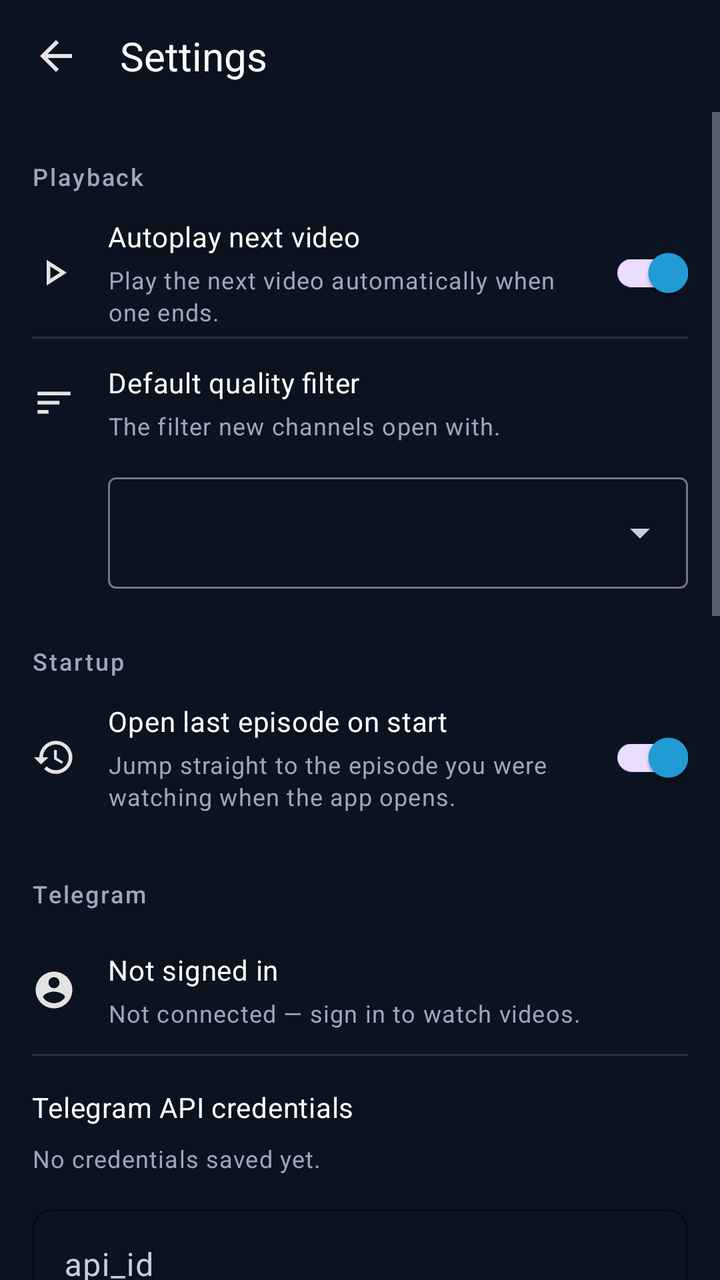
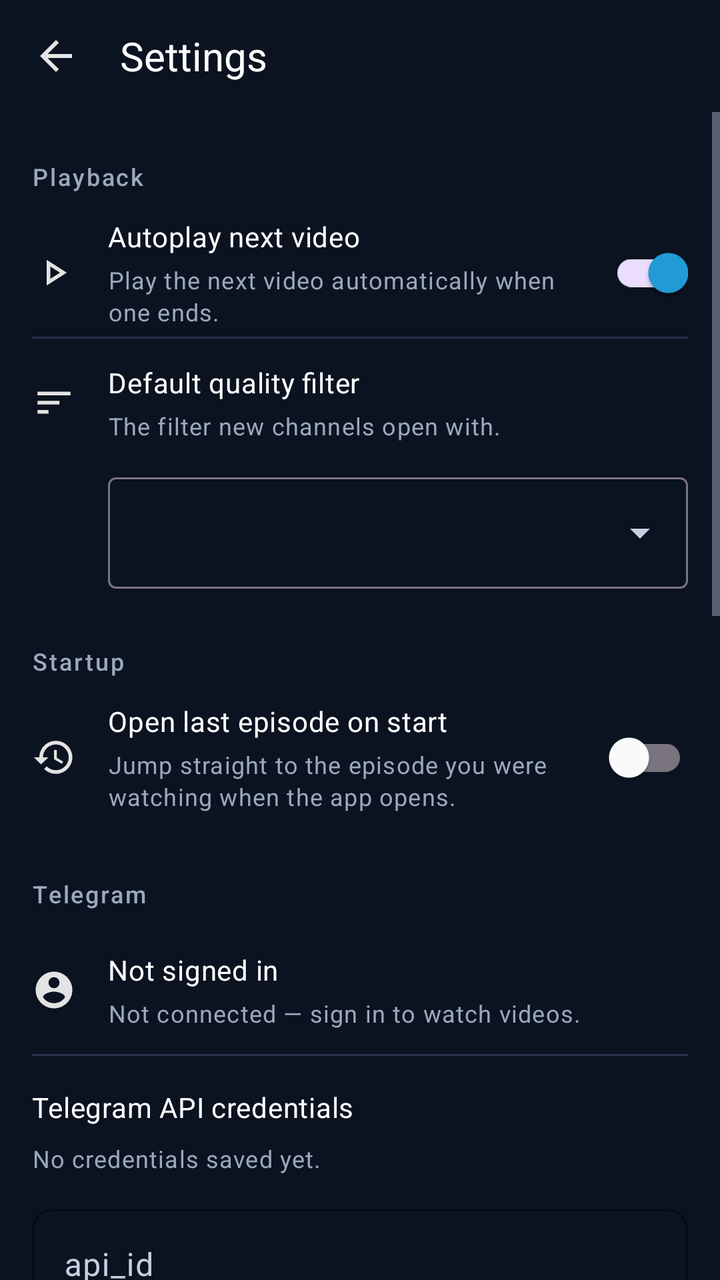

The first picture is an Android layout as it rendered before a commit; the second is the same layout after the commit. The layout source and the unified diff follow.
<!-- AndroidManifest.xml: application theme Theme.NobiStream -->
<!-- res/layout/activity_settings.xml -->
<?xml version="1.0" encoding="utf-8"?>
<LinearLayout xmlns:android="http://schemas.android.com/apk/res/android"
    xmlns:app="http://schemas.android.com/apk/res-auto"
    android:layout_width="match_parent"
    android:layout_height="match_parent"
    android:fitsSystemWindows="true"
    android:orientation="vertical">

    <com.google.android.material.appbar.MaterialToolbar
        android:id="@+id/toolbar"
        android:layout_width="match_parent"
        android:layout_height="@dimen/toolbar_height"
        android:background="@color/background"
        app:navigationIcon="@drawable/ic_back"
        app:title="@string/settings_title"
        app:titleTextAppearance="@style/Text.NobiStream.Title"
        app:titleTextColor="@color/text_primary" />

    <ScrollView
        android:layout_width="match_parent"
        android:layout_height="0dp"
        android:layout_weight="1"
        android:fillViewport="true">

        <LinearLayout
            android:layout_width="match_parent"
            android:layout_height="wrap_content"
            android:orientation="vertical"
            android:paddingStart="@dimen/screen_margin"
            android:paddingTop="@dimen/spacing_8"
            android:paddingEnd="@dimen/screen_margin"
            android:paddingBottom="@dimen/spacing_24">

            
            <TextView
                style="@style/Text.NobiStream.SectionHeader"
                android:layout_width="match_parent"
                android:layout_height="wrap_content"
                android:layout_marginTop="@dimen/spacing_16"
                android:text="@string/settings_section_playback" />

            <LinearLayout
                android:layout_width="match_parent"
                android:layout_height="wrap_content"
                android:layout_marginTop="@dimen/spacing_8"
                android:gravity="center_vertical"
                android:minHeight="@dimen/settings_row_min_height"
                android:orientation="horizontal">

                <ImageView
                    android:layout_width="22dp"
                    android:layout_height="22dp"
                    android:contentDescription="@null"
                    android:src="@drawable/ic_play" />

                <LinearLayout
                    android:layout_width="0dp"
                    android:layout_height="wrap_content"
                    android:layout_marginStart="@dimen/spacing_16"
                    android:layout_weight="1"
                    android:orientation="vertical">

                    <TextView
                        style="@style/Text.NobiStream.Body"
                        android:layout_width="wrap_content"
                        android:layout_height="wrap_content"
                        android:fontFamily="sans-serif-medium"
                        android:text="@string/settings_autoplay" />

                    <TextView
                        style="@style/Text.NobiStream.Caption"
                        android:layout_width="wrap_content"
                        android:layout_height="wrap_content"
                        android:layout_marginTop="@dimen/spacing_4"
                        android:text="@string/settings_autoplay_desc" />
                </LinearLayout>

                <com.google.android.material.switchmaterial.SwitchMaterial
                    android:id="@+id/autoplaySwitch"
                    style="@style/Widget.NobiStream.Switch"
                    android:layout_width="wrap_content"
                    android:layout_height="wrap_content"
                    android:checked="true" />
            </LinearLayout>

            <View
                android:layout_width="match_parent"
                android:layout_height="@dimen/divider_height"
                android:background="@color/divider" />

            <LinearLayout
                android:layout_width="match_parent"
                android:layout_height="wrap_content"
                android:gravity="center_vertical"
                android:minHeight="@dimen/settings_row_min_height"
                android:orientation="horizontal">

                <ImageView
                    android:layout_width="22dp"
                    android:layout_height="22dp"
                    android:contentDescription="@null"
                    android:src="@drawable/ic_sort" />

                <LinearLayout
                    android:layout_width="0dp"
                    android:layout_height="wrap_content"
                    android:layout_marginStart="@dimen/spacing_16"
                    android:layout_weight="1"
                    android:orientation="vertical">

                    <TextView
                        style="@style/Text.NobiStream.Body"
                        android:layout_width="wrap_content"
                        android:layout_height="wrap_content"
                        android:fontFamily="sans-serif-medium"
                        android:text="@string/settings_default_filter" />

                    <TextView
                        style="@style/Text.NobiStream.Caption"
                        android:layout_width="wrap_content"
                        android:layout_height="wrap_content"
                        android:layout_marginTop="@dimen/spacing_4"
                        android:text="@string/settings_default_filter_desc" />
                </LinearLayout>
            </LinearLayout>

            <com.google.android.material.textfield.TextInputLayout
                android:id="@+id/defaultFilterLayout"
                style="@style/Widget.Material3.TextInputLayout.OutlinedBox.ExposedDropdownMenu"
                android:layout_width="match_parent"
                android:layout_height="wrap_content"
                android:layout_marginStart="38dp">

                <AutoCompleteTextView
                    android:id="@+id/defaultFilterInput"
                    android:layout_width="match_parent"
                    android:layout_height="wrap_content"
                    android:inputType="none"
                    android:textColor="@color/text_primary" />
            </com.google.android.material.textfield.TextInputLayout>

            
            <TextView
                style="@style/Text.NobiStream.SectionHeader"
                android:layout_width="match_parent"
                android:layout_height="wrap_content"
                android:layout_marginTop="@dimen/section_spacing"
                android:text="@string/settings_section_startup" />

            <LinearLayout
                android:layout_width="match_parent"
                android:layout_height="wrap_content"
                android:layout_marginTop="@dimen/spacing_8"
                android:gravity="center_vertical"
                android:minHeight="@dimen/settings_row_min_height"
                android:orientation="horizontal">

                <ImageView
                    android:layout_width="22dp"
                    android:layout_height="22dp"
                    android:contentDescription="@null"
                    android:src="@drawable/ic_history" />

                <LinearLayout
                    android:layout_width="0dp"
                    android:layout_height="wrap_content"
                    android:layout_marginStart="@dimen/spacing_16"
                    android:layout_weight="1"
                    android:orientation="vertical">

                    <TextView
                        style="@style/Text.NobiStream.Body"
                        android:layout_width="wrap_content"
                        android:layout_height="wrap_content"
                        android:fontFamily="sans-serif-medium"
                        android:text="@string/settings_open_last_episode" />

                    <TextView
                        style="@style/Text.NobiStream.Caption"
                        android:layout_width="wrap_content"
                        android:layout_height="wrap_content"
                        android:layout_marginTop="@dimen/spacing_4"
                        android:text="@string/settings_open_last_episode_desc" />
                </LinearLayout>

                <com.google.android.material.switchmaterial.SwitchMaterial
                    android:id="@+id/openLastEpisodeSwitch"
                    style="@style/Widget.NobiStream.Switch"
                    android:layout_width="wrap_content"
                    android:layout_height="wrap_content"
                    android:checked="true" />
            </LinearLayout>

            
            <TextView
                style="@style/Text.NobiStream.SectionHeader"
                android:layout_width="match_parent"
                android:layout_height="wrap_content"
                android:layout_marginTop="@dimen/section_spacing"
                android:text="@string/settings_section_telegram" />

            <LinearLayout
                android:layout_width="match_parent"
                android:layout_height="wrap_content"
                android:layout_marginTop="@dimen/spacing_8"
                android:gravity="center_vertical"
                android:minHeight="@dimen/settings_row_min_height"
                android:orientation="horizontal">

                <ImageView
                    android:layout_width="22dp"
                    android:layout_height="22dp"
                    android:contentDescription="@null"
                    android:src="@drawable/ic_account_circle" />

                <LinearLayout
                    android:layout_width="0dp"
                    android:layout_height="wrap_content"
                    android:layout_marginStart="@dimen/spacing_16"
                    android:layout_weight="1"
                    android:orientation="vertical">

                    <TextView
                        android:id="@+id/accountName"
                        style="@style/Text.NobiStream.Body"
                        android:layout_width="match_parent"
                        android:layout_height="wrap_content"
                        android:fontFamily="sans-serif-medium"
                        android:text="@string/settings_account_not_signed_in" />

                    <TextView
                        android:id="@+id/accountStatus"
                        style="@style/Text.NobiStream.Caption"
                        android:layout_width="match_parent"
                        android:layout_height="wrap_content"
                        android:layout_marginTop="@dimen/spacing_4"
                        android:text="@string/settings_account_offline" />
                </LinearLayout>
            </LinearLayout>

            <View
                android:layout_width="match_parent"
                android:layout_height="@dimen/divider_height"
                android:background="@color/divider" />

            <TextView
                style="@style/Text.NobiStream.Body"
                android:layout_width="match_parent"
                android:layout_height="wrap_content"
                android:layout_marginTop="@dimen/spacing_16"
                android:fontFamily="sans-serif-medium"
                android:text="@string/settings_api_section" />

            <TextView
                android:id="@+id/apiStatus"
                style="@style/Text.NobiStream.Caption"
                android:layout_width="match_parent"
                android:layout_height="wrap_content"
                android:layout_marginTop="@dimen/spacing_8"
                android:text="@string/settings_status_missing" />

            <com.google.android.material.textfield.TextInputLayout
                android:id="@+id/apiIdLayout"
                style="@style/Widget.NobiStream.TextInputLayout"
                android:layout_width="match_parent"
                android:layout_height="wrap_content"
                android:layout_marginTop="@dimen/spacing_12"
                android:hint="@string/settings_api_id">

                <com.google.android.material.textfield.TextInputEditText
                    android:id="@+id/apiIdEdit"
                    android:layout_width="match_parent"
                    android:layout_height="wrap_content"
                    android:inputType="number" />
            </com.google.android.material.textfield.TextInputLayout>

            <com.google.android.material.textfield.TextInputLayout
                android:id="@+id/apiHashLayout"
                style="@style/Widget.NobiStream.TextInputLayout"
                android:layout_width="match_parent"
                android:layout_height="wrap_content"
                android:layout_marginTop="@dimen/spacing_12"
                android:hint="@string/settings_api_hash">

                <com.google.android.material.textfield.TextInputEditText
                    android:id="@+id/apiHashEdit"
                    android:layout_width="match_parent"
                    android:layout_height="wrap_content"
                    android:inputType="textPassword" />
            </com.google.android.material.textfield.TextInputLayout>

            <TextView
                style="@style/Text.NobiStream.Caption"
                android:layout_width="match_parent"
                android:layout_height="wrap_content"
                android:layout_marginTop="@dimen/spacing_8"
                android:text="@string/settings_api_hint" />

            <com.google.android.material.button.MaterialButton
                android:id="@+id/saveApiButton"
                style="@style/Widget.NobiStream.Button.Primary"
                android:layout_width="match_parent"
                android:layout_height="wrap_content"
                android:layout_marginTop="@dimen/spacing_12"
                android:text="@string/settings_save" />

            <com.google.android.material.button.MaterialButton
                android:id="@+id/clearSavedButton"
                style="@style/Widget.NobiStream.Button.Text"
                android:layout_width="match_parent"
                android:layout_height="wrap_content"
                android:text="@string/settings_clear_saved"
                android:visibility="gone" />

            <com.google.android.material.button.MaterialButton
                android:id="@+id/logoutButton"
                style="@style/Widget.NobiStream.Button.Danger"
                android:layout_width="match_parent"
                android:layout_height="wrap_content"
                android:layout_marginTop="@dimen/spacing_12"
                android:text="@string/settings_logout" />

            
            <TextView
                style="@style/Text.NobiStream.SectionHeader"
                android:layout_width="match_parent"
                android:layout_height="wrap_content"
                android:layout_marginTop="@dimen/section_spacing"
                android:text="@string/settings_section_cache" />

            <TextView
                style="@style/Text.NobiStream.Body"
                android:layout_width="match_parent"
                android:layout_height="wrap_content"
                android:layout_marginTop="@dimen/spacing_12"
                android:fontFamily="sans-serif-medium"
                android:text="@string/settings_cache_size" />

            <com.google.android.material.button.MaterialButtonToggleGroup
                android:id="@+id/cacheSizeGroup"
                android:layout_width="wrap_content"
                android:layout_height="wrap_content"
                android:layout_marginTop="@dimen/spacing_8"
                app:checkedButton="@id/cache500"
                app:selectionRequired="true"
                app:singleSelection="true">

                <com.google.android.material.button.MaterialButton
                    android:id="@+id/cache500"
                    style="?attr/materialButtonOutlinedStyle"
                    android:layout_width="wrap_content"
                    android:layout_height="wrap_content"
                    android:text="@string/settings_cache_500" />

                <com.google.android.material.button.MaterialButton
                    android:id="@+id/cache1gb"
                    style="?attr/materialButtonOutlinedStyle"
                    android:layout_width="wrap_content"
                    android:layout_height="wrap_content"
                    android:text="@string/settings_cache_1gb" />
            </com.google.android.material.button.MaterialButtonToggleGroup>

            <com.google.android.material.button.MaterialButton
                android:id="@+id/clearCacheButton"
                style="@style/Widget.NobiStream.Button.Secondary"
                android:layout_width="match_parent"
                android:layout_height="wrap_content"
                android:layout_marginTop="@dimen/spacing_12"
                android:text="@string/settings_clear_cache" />

            
            <TextView
                style="@style/Text.NobiStream.SectionHeader"
                android:layout_width="match_parent"
                android:layout_height="wrap_content"
                android:layout_marginTop="@dimen/section_spacing"
                android:text="@string/settings_section_app" />

            <LinearLayout
                android:layout_width="match_parent"
                android:layout_height="wrap_content"
                android:layout_marginTop="@dimen/spacing_8"
                android:gravity="center_vertical"
                android:minHeight="@dimen/settings_row_min_height"
                android:orientation="horizontal">

                <TextView
                    style="@style/Text.NobiStream.Body"
                    android:layout_width="0dp"
                    android:layout_height="wrap_content"
                    android:layout_weight="1"
                    android:fontFamily="sans-serif-medium"
                    android:text="@string/settings_version" />

                <TextView
                    android:id="@+id/versionText"
                    style="@style/Text.NobiStream.BodySecondary"
                    android:layout_width="wrap_content"
                    android:layout_height="wrap_content" />
            </LinearLayout>

            <TextView
                style="@style/Text.NobiStream.Caption"
                android:layout_width="match_parent"
                android:layout_height="wrap_content"
                android:layout_marginTop="@dimen/spacing_16"
                android:text="@string/settings_about" />

            <TextView
                style="@style/Text.NobiStream.Caption"
                android:layout_width="match_parent"
                android:layout_height="wrap_content"
                android:layout_marginTop="@dimen/spacing_8"
                android:text="@string/settings_privacy" />

            <com.google.android.material.button.MaterialButton
                android:id="@+id/licencesButton"
                style="@style/Widget.NobiStream.Button.Text"
                android:layout_width="wrap_content"
                android:layout_height="wrap_content"
                android:layout_marginTop="@dimen/spacing_8"
                android:text="@string/settings_licences" />
        </LinearLayout>
    </ScrollView>
</LinearLayout>
<!-- resources referenced by this layout -->
<resources>
  <color name="background">#0B1220</color>
  <color name="divider">#24334A</color>
  <color name="text_primary">#FFFFFF</color>
  <dimen name="divider_height">1dp</dimen>
  <dimen name="screen_margin">16dp</dimen>
  <dimen name="section_spacing">28dp</dimen>
  <dimen name="settings_row_min_height">64dp</dimen>
  <dimen name="spacing_12">12dp</dimen>
  <dimen name="spacing_16">16dp</dimen>
  <dimen name="spacing_24">24dp</dimen>
  <dimen name="spacing_4">4dp</dimen>
  <dimen name="spacing_8">8dp</dimen>
  <dimen name="toolbar_height">56dp</dimen>
  <string name="settings_about">About NobiStream v4. Videos stream from your own Telegram account with TDLib (MTProto). No videos are uploaded anywhere.</string>
  <string name="settings_account_not_signed_in">Not signed in</string>
  <string name="settings_account_offline">Not connected — sign in to watch videos.</string>
  <string name="settings_api_hash">api_hash</string>
  <string name="settings_api_hint">Get free credentials at my.telegram.org (API development tools). Never share them with anyone.</string>
  <string name="settings_api_id">api_id</string>
  <string name="settings_api_section">Telegram API credentials</string>
  <string name="settings_autoplay">Autoplay next video</string>
  <string name="settings_autoplay_desc">Play the next video automatically when one ends.</string>
  <string name="settings_cache_1gb">1 GB</string>
  <string name="settings_cache_500">500 MB</string>
  <string name="settings_cache_size">Video cache size</string>
  <string name="settings_clear_cache">Clear cache</string>
  <string name="settings_clear_saved">Use built-in credentials instead</string>
  <string name="settings_default_filter">Default quality filter</string>
  <string name="settings_default_filter_desc">The filter new channels open with.</string>
  <string name="settings_licences">Open-source licences</string>
  <string name="settings_logout">Log out of Telegram</string>
  <string name="settings_open_last_episode">Open last episode on start</string>
  <string name="settings_open_last_episode_desc">Jump straight to the episode you were watching when the app opens.</string>
  <string name="settings_privacy">NobiStream sends nothing to any server except Telegram, using your own account. Your groups and watch positions stay on this phone.</string>
  <string name="settings_save">Save</string>
  <string name="settings_section_app">Application</string>
  <string name="settings_section_cache">Storage</string>
  <string name="settings_section_playback">Playback</string>
  <string name="settings_section_startup">Startup</string>
  <string name="settings_section_telegram">Telegram</string>
  <string name="settings_status_missing">No credentials saved yet.</string>
  <string name="settings_title">Settings</string>
  <string name="settings_version">Version</string>
  <dimen name="text_body">14sp</dimen>
  <color name="text_secondary">#9AA8BC</color>
  <dimen name="text_caption">12sp</dimen>
  <dimen name="text_overline">12sp</dimen>
  <dimen name="text_title">20sp</dimen>
  <dimen name="button_height">52dp</dimen>
  <dimen name="corner_small">10dp</dimen>
  <color name="error">#E5484D</color>
  <dimen name="button_height_small">48dp</dimen>
  <color name="outline">#2E3D57</color>
  <color name="primary">#229ED9</color>
  <color name="primary_dark">#1B7FB8</color>
  <color name="surface">#131C2E</color>
  <color name="surface_variant">#1B2740</color>
  <color name="on_surface_variant">#C4D0E0</color>
  <color name="on_error">#FFFFFF</color>
  <style name="Theme.NobiStream.BottomSheetDialog" parent="ThemeOverlay.Material3.BottomSheetDialog">
          <item name="bottomSheetStyle">@style/Widget.NobiStream.BottomSheet</item>
      </style>
  <dimen name="corner_dialog">24dp</dimen>
  <dimen name="corner_sheet">24dp</dimen>
  <!-- unchanged entries left out for length: 22 -->
</resources>

<!-- the commit's change to res/layout/activity_settings.xml (unified diff, before → after) -->
@@ -188,7 +188,7 @@
                     style="@style/Widget.NobiStream.Switch"
                     android:layout_width="wrap_content"
                     android:layout_height="wrap_content"
-                    android:checked="true" />
+                    android:checked="false" />
             </LinearLayout>
 
             
